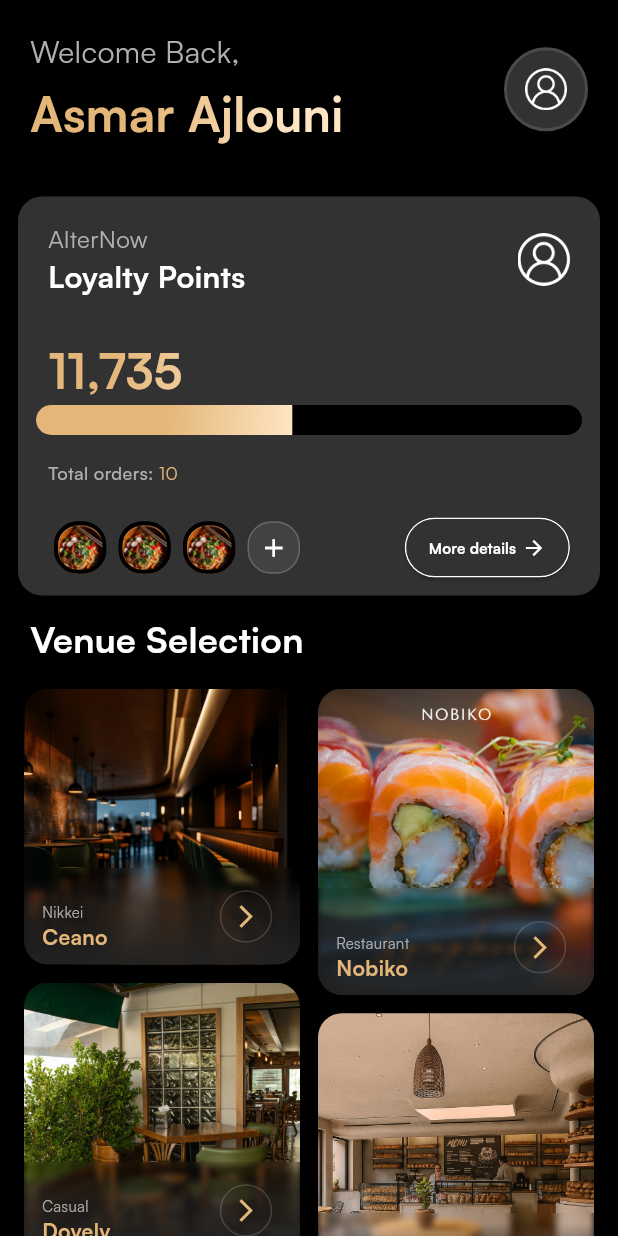
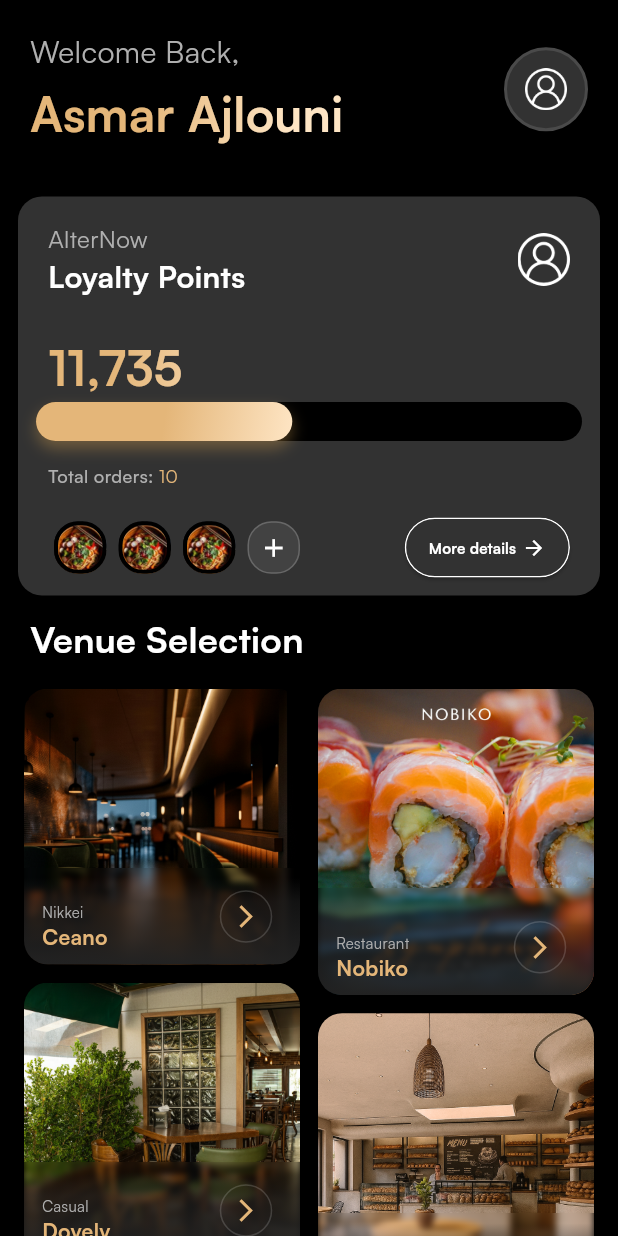
Before and after one commit to Garfend/technical_assesment, a Flutter app: the screen it shows after launch, on a phone screen of 412 x 824 dp. Run offline on Flutter 3.47's test engine with Material 3 defaults, Android fonts, the phone set to English and light mode, and no system bars; our stand-ins replace device_preview, equatable, go_router.

Commit message:
update progress bar look to match the design exactly

```diff
--- a/lib/features/home/ui/widgets/loyalty_progress_widget.dart
+++ b/lib/features/home/ui/widgets/loyalty_progress_widget.dart
@@ -14,22 +14,27 @@ class LoyaltyProgressWidget extends StatelessWidget {
   Widget build(BuildContext context) {
 
     return Container(
+      height: 26,
+      width: double.infinity,
       decoration: BoxDecoration(
+        color: AppColors.black,
         borderRadius: BorderRadius.circular(AppRadius.circular),
       ),
-        clipBehavior: Clip.antiAlias,
-        height: 20,
       child: Stack(
         children: [
-            // Background
-            Container(
-              color: AppColors.black,
-            ),
           FractionallySizedBox(
-              widthFactor: progress,
+            widthFactor: progress.clamp(0.0, 1.0),
             child: Container(
               decoration: BoxDecoration(
                 gradient: AppColors.goldGradient,
+                borderRadius: BorderRadius.circular(AppRadius.circular),
+                boxShadow: [
+                  BoxShadow(
+                    color: AppColors.dropShadow.withOpacity(0.4),
+                    blurRadius: AppRadius.button,
+                    offset: const Offset(0, 5),
+                  ),
+                ],
               ),
             ),
           ),
```
Lines whose indentation alone changed are shown as unchanged.
